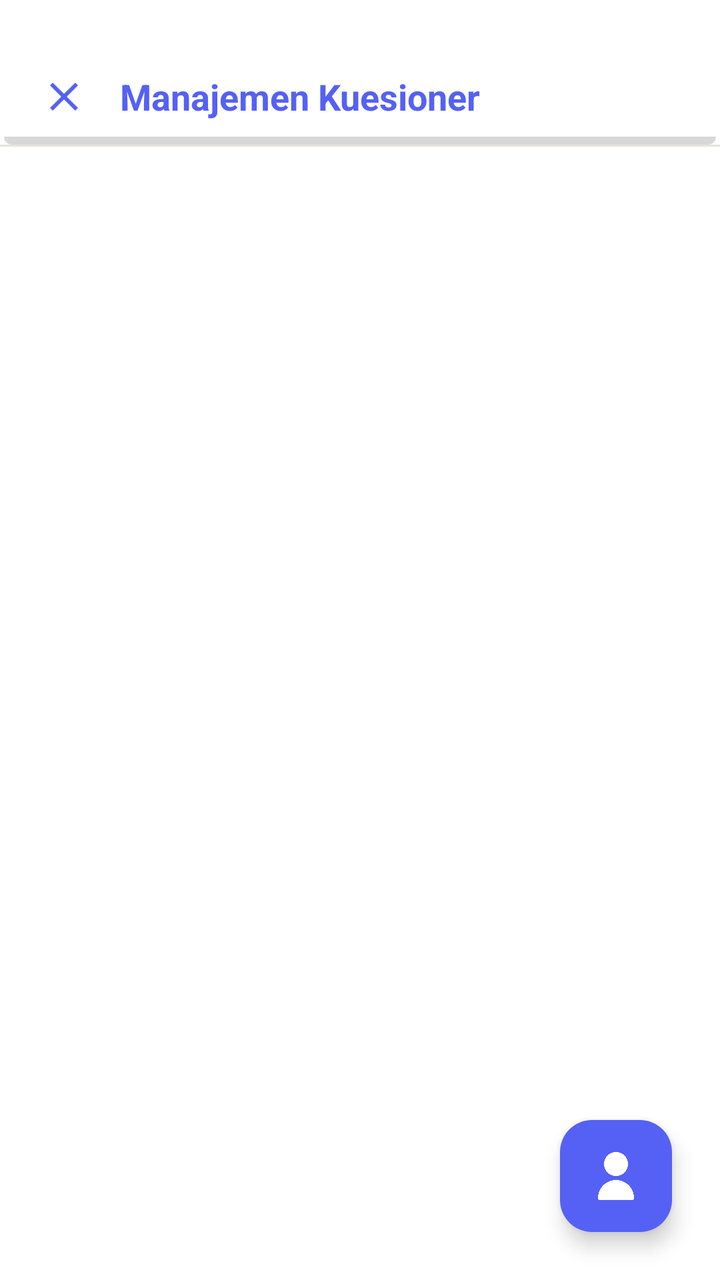
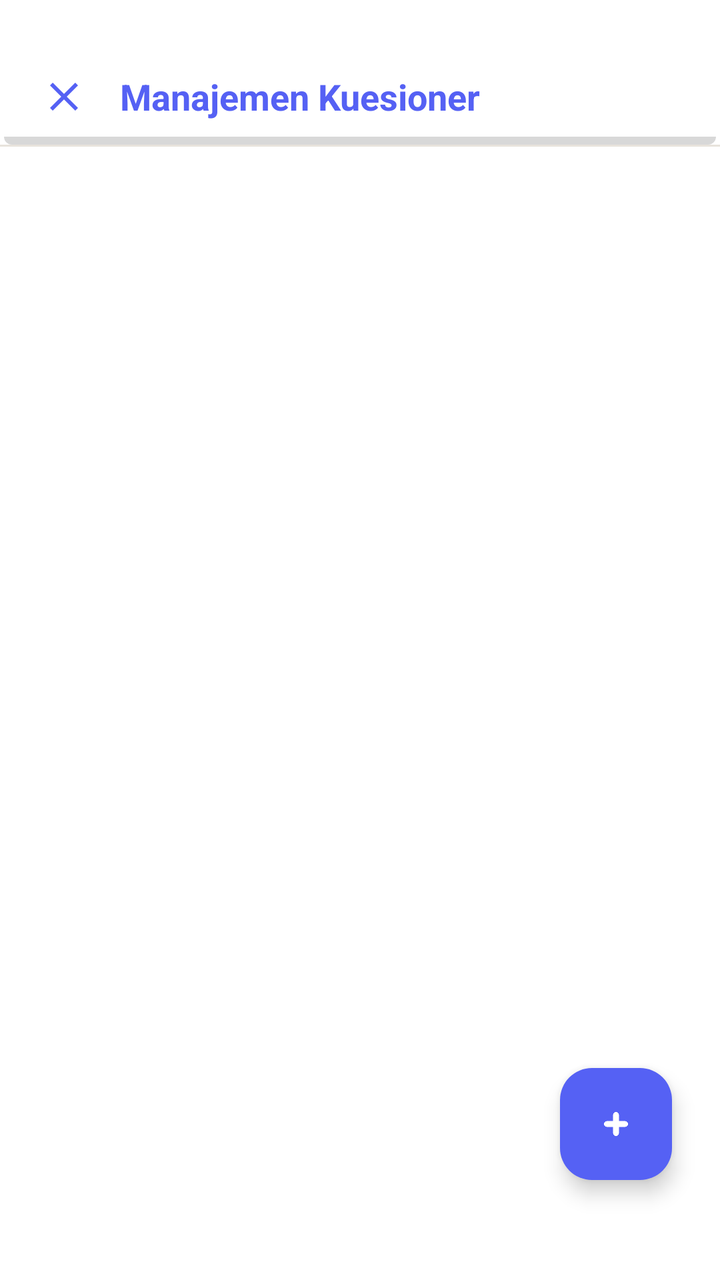

The first picture is an Android layout as it rendered before a commit; the second is the same layout after the commit. The layout source and the unified diff follow.
<!-- AndroidManifest.xml: application theme Theme.BkNova -->
<!-- res/layout/fragment_daftar_kuesioner_bk.xml -->
<?xml version="1.0" encoding="utf-8"?>
<androidx.constraintlayout.widget.ConstraintLayout xmlns:android="http://schemas.android.com/apk/res/android"
    xmlns:app="http://schemas.android.com/apk/res-auto"
    android:layout_width="match_parent"
    android:layout_height="match_parent"
    android:background="@color/white">

    
    <androidx.constraintlayout.widget.ConstraintLayout
        android:id="@+id/header"
        android:layout_width="match_parent"
        android:layout_height="wrap_content"
        android:paddingTop="36dp"
        android:paddingBottom="12dp"
        android:paddingHorizontal="20dp"
        android:background="@drawable/bg_header"
        app:layout_constraintTop_toTopOf="parent">

        <ImageView
            android:id="@+id/btn_back_kuesioner"
            android:layout_width="24dp"
            android:layout_height="24dp"
            android:src="@drawable/ic_close"
            app:layout_constraintBottom_toBottomOf="parent"
            app:layout_constraintStart_toStartOf="parent"
            app:layout_constraintTop_toTopOf="parent"
            app:tint="@color/brand_primary"
            android:clickable="true"
            android:focusable="true"
            android:background="?attr/selectableItemBackgroundBorderless" />

        <TextView
            android:layout_width="wrap_content"
            android:layout_height="wrap_content"
            android:layout_marginStart="16dp"
            android:text="Manajemen Kuesioner"
            android:textColor="@color/brand_primary"
            android:textSize="18sp"
            android:textStyle="bold"
            app:layout_constraintBottom_toBottomOf="parent"
            app:layout_constraintStart_toEndOf="@id/btn_back_kuesioner"
            app:layout_constraintTop_toTopOf="parent" />

    </androidx.constraintlayout.widget.ConstraintLayout>

    <View
        android:id="@+id/divider_header"
        android:layout_width="match_parent"
        android:layout_height="1dp"
        android:background="@color/divider_color"
        app:layout_constraintTop_toBottomOf="@id/header" />

    <androidx.recyclerview.widget.RecyclerView
        android:id="@+id/rv_kuesioner"
        android:layout_width="match_parent"
        android:layout_height="0dp"
        android:padding="16dp"
        android:clipToPadding="false"
        app:layout_constraintBottom_toBottomOf="parent"
        app:layout_constraintTop_toBottomOf="@id/divider_header" />

    <com.google.android.material.floatingactionbutton.FloatingActionButton
        android:id="@+id/fab_add_kuesioner"
        android:layout_width="wrap_content"
        android:layout_height="wrap_content"
        android:layout_margin="24dp"
        android:src="@drawable/img_14"
        app:tint="@color/white"
        app:backgroundTint="@color/brand_primary"
        app:elevation="6dp"
        app:layout_constraintBottom_toBottomOf="parent"
        app:layout_constraintEnd_toEndOf="parent" />

</androidx.constraintlayout.widget.ConstraintLayout>
<!-- resources referenced by this layout -->
<resources>
  <color name="brand_primary">#5561F4</color>
  <color name="divider_color">#E8E3DC</color>
  <color name="white">#FFFFFFFF</color>
  <!-- drawable bg_header (drawable) -->
  <?xml version="1.0" encoding="utf-8"?>
  <layer-list xmlns:android="http://schemas.android.com/apk/res/android">
  
      
      <item
          android:left="2dp"
          android:right="2dp"
          android:top="4dp">
          <shape android:shape="rectangle">
              <solid android:color="#27000000"/>
              <corners android:radius="4dp" />
          </shape>
      </item>
  
      
      <item
          android:right="0dp"
          android:bottom="4dp">
          <shape android:shape="rectangle">
              <solid android:color="#FFFFFF" />
          </shape>
      </item>
  
  </layer-list>
  <!-- drawable ic_close (drawable) -->
  <vector xmlns:android="http://schemas.android.com/apk/res/android"
      android:width="24dp"
      android:height="24dp"
      android:viewportWidth="24"
      android:viewportHeight="24">
      <path
          android:fillColor="#FF000000"
          android:pathData="M19,6.41L17.59,5L12,10.59L6.41,5L5,6.41L10.59,12L5,17.59L6.41,19L12,13.41L17.59,19L19,17.59L13.41,12L19,6.41Z" />
  </vector>
  <!-- drawable img_14: png bitmap (drawable, 7348 bytes) -->
  <style name="Theme.BkNova" parent="Base.Theme.BkNova" />
  <color name="brand_soft">#F0E6FC</color>
  <color name="text_color_primary">#2A1E33</color>
  <color name="accent_pink">#FF7FAF</color>
  <color name="accent_pink_soft">#FFECF3</color>
  <color name="accent_peach">#FFC6BF</color>
  <color name="accent_peach_soft">#FFE8E5</color>
  <color name="background_cream">#F8F7F2</color>
  <color name="text_color_secondary">#6B5E75</color>
  <color name="red_text">#DC2626</color>
  <color name="red_light">#FEE2E2</color>
  <!-- unchanged entries left out for length: 1 -->
</resources>

<!-- the commit's change to res/layout/fragment_daftar_kuesioner_bk.xml (unified diff, before → after) -->
@@ -63,8 +63,9 @@
         android:id="@+id/fab_add_kuesioner"
         android:layout_width="wrap_content"
         android:layout_height="wrap_content"
-        android:layout_margin="24dp"
-        android:src="@drawable/img_14"
+        android:layout_marginEnd="24dp"
+        android:layout_marginBottom="50dp"
+        android:src="@drawable/img_16"
         app:tint="@color/white"
         app:backgroundTint="@color/brand_primary"
         app:elevation="6dp"
<!-- resource entries referenced after the edit -->
@@ -38,7 +38,7 @@
           android:fillColor="#FF000000"
           android:pathData="M19,6.41L17.59,5L12,10.59L6.41,5L5,6.41L10.59,12L5,17.59L6.41,19L12,13.41L17.59,19L19,17.59L13.41,12L19,6.41Z" />
   </vector>
-  <!-- drawable img_14: png bitmap (drawable, 7348 bytes) -->
+  <!-- drawable img_16: png bitmap (drawable, 3293 bytes) -->
   <style name="Theme.BkNova" parent="Base.Theme.BkNova" />
   <color name="brand_soft">#F0E6FC</color>
   <color name="text_color_primary">#2A1E33</color>
